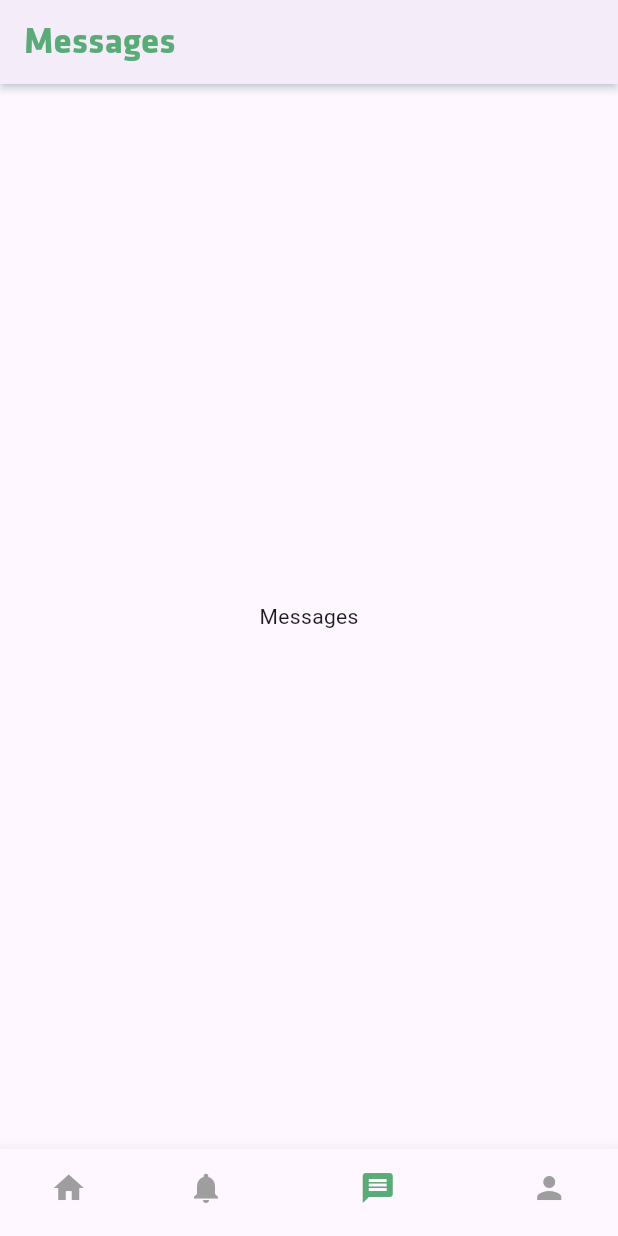
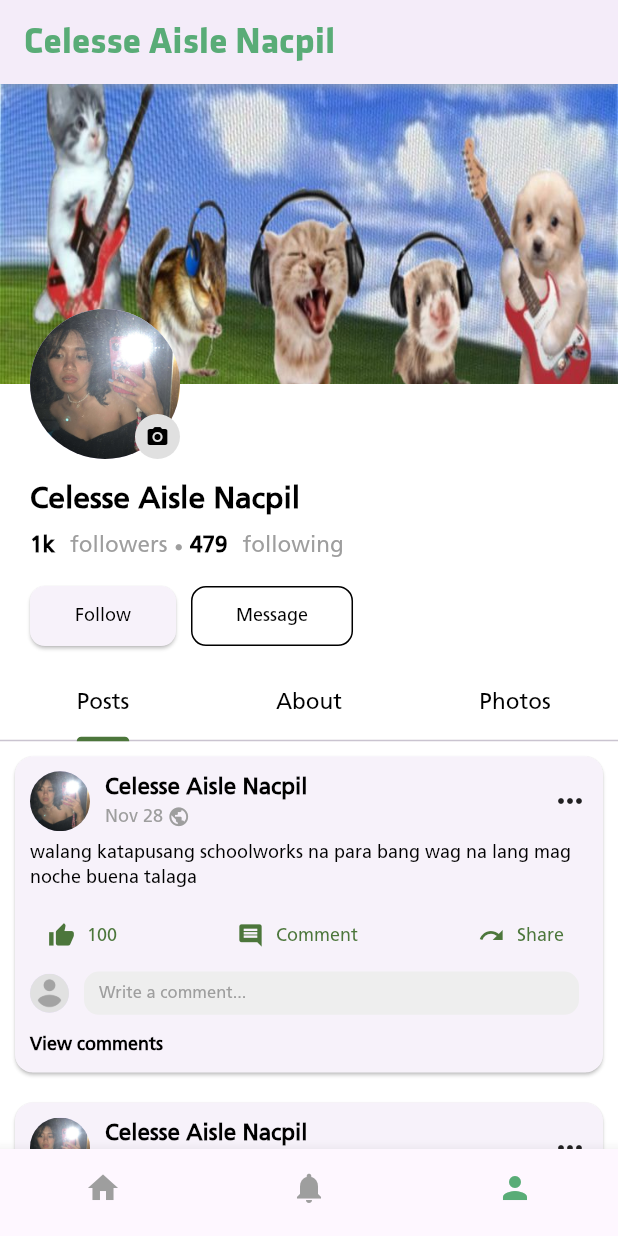
Before and after one commit to inthehallways/facebook-replica, a Flutter app: the screen it shows after launch, swiped to page 3, on a phone screen of 412 x 824 dp. Run offline on Flutter 3.47's test engine with Material 3 defaults, Android fonts, the phone set to English and light mode, and no system bars; our stand-ins replace flutter_screenutil.

Commit message:
feat: implement Profile Screen enhancements for Lab Activity 3
- Added Profile UI with cover photo and editable avatar
- Implemented Posts tab showing user posts
- Added About tab with personal info section
- Added Photos tab using GridView
- Integrated dynamic titles for Home/Notification/Profile

```diff
--- a/lib/screens/home_screen.dart
+++ b/lib/screens/home_screen.dart
@@ -3,6 +3,7 @@ import 'package:flutter_screenutil/flutter_screenutil.dart';
 import '../constants.dart';
 import '../screens/newsfeed_screen.dart';
 import '../screens/notification_screen.dart';
+import '../screens/profile_screen.dart';
 import '../widgets/custom_font.dart';
 
 class HomeScreen extends StatefulWidget {
@@ -16,12 +17,11 @@ class _HomeScreenState extends State<HomeScreen> {
   int _selectedIndex = 0;
   final PageController _pageController = PageController();
 
-  // Enhancement 2: Create a dynamic AppBar title
+  // Lab Act2 Enhancement 2: Create a dynamic AppBar title
   final List<String> _titles = [
     'mukhanglibro',
     'Notification',
-    'Messages',
-    'Profile',
+    'Celesse Aisle Nacpil', // Enhancement 1: Customize the profile name into your name
   ];
 
 
@@ -32,7 +32,7 @@ class _HomeScreenState extends State<HomeScreen> {
         shadowColor: FB_TEXT_COLOR_WHITE,
         elevation: 2,
         title: CustomFont(
-          text: _titles[_selectedIndex], // Enhancement 4: Change the App name into your own social media application name
+          text: _titles[_selectedIndex], // Lab Act2 Enhancement 4: Change the App name into your own social media application name
           fontSize: ScreenUtil().setSp(25),
           color: FB_PRIMARY,
           fontFamily: 'Klavika',
@@ -43,8 +43,7 @@ class _HomeScreenState extends State<HomeScreen> {
         children: const <Widget>[
           NewsFeedScreen(),
           NotificationScreen(),
-          Center(child: Text("Messages")),
-          Center(child: Text("Profile")),
+          ProfileScreen(),
         ],
         onPageChanged: (page) {
           setState((){
@@ -62,7 +61,6 @@ class _HomeScreenState extends State<HomeScreen> {
           BottomNavigationBarItem(icon: Icon(Icons.notifications), label: 'Notifications'),
 
           // Enhancement 3: Add more BottomNavigationBarItem
-          BottomNavigationBarItem(icon: Icon(Icons.message), label: 'Messages'),
           BottomNavigationBarItem(icon: Icon(Icons.person), label: 'Profile'),
         ],
 
--- a/lib/screens/newsfeed_screen.dart
+++ b/lib/screens/newsfeed_screen.dart
@@ -73,7 +73,7 @@ class NewsFeedScreen extends StatelessWidget {
       itemCount: posts.length,
       itemBuilder: (context, index) {
         final post = posts[index];
-        return NewsFeedCard(
+        return PostCard(
           userName: post['userName'],
           postContent: post['postContent'],
           numOfLikes: post['numOfLikes'],
--- a/lib/screens/profile_screen.dart
+++ b/lib/screens/profile_screen.dart
@@ -0,0 +1,313 @@
+import 'package:flutter/material.dart';
+import 'package:flutter_screenutil/flutter_screenutil.dart';
+import 'package:nacpil_mobprog/constants.dart';
+import '../widgets/post_card.dart';
+import 'package:nacpil_mobprog/widgets/custom_button.dart';
+import 'package:nacpil_mobprog/widgets/custom_font.dart';
+
+class ProfileScreen extends StatefulWidget {
+  const ProfileScreen({super.key});
+
+  @override
+  State<ProfileScreen> createState() => _ProfileScreenState();
+}
+
+class _ProfileScreenState extends State<ProfileScreen> {
+
+    // Enhancement 3: Reuse the formerly known newsfeed_card to recreate wall post or profile post
+    final List<Map<String, dynamic>> posts = const [
+        {
+        'userName': 'Celesse Aisle Nacpil',
+        'postContent': 'walang katapusang schoolworks na para bang wag na lang mag noche buena talaga',
+        'numOfLikes': 100,
+        'date': 'Nov 28',
+        'hasImage': false,
+        'profileImage': 'assets/images/aisle_dp.jpg'
+        },
+        {
+        'userName': 'AWS Learning Club - Legarda',
+        'postContent': 'the all-purpose kween has spoken!',
+        'numOfLikes': 1000,
+        'date': 'Nov 30',
+        'hasImage': true,
+        'profileImage': 'assets/images/aws_dp.jpg',
+        'postImage': 'assets/images/join-aws.png',
+        },
+        {
+        'userName': 'Celesse Aisle Nacpil',
+        'postContent': 'wala na uwian na corny na...',
+        'numOfLikes': 1000,
+        'date': 'Nov 30',
+        'hasImage': true,
+        'profileImage': 'assets/images/aisle_dp.jpg',
+        'postImage': 'assets/images/nakikisali.jpg',
+        },
+  ];
+
+  List<Map<String, dynamic>> get myPosts {
+    return posts
+        .where((post) => post['userName'] == 'Celesse Aisle Nacpil')
+        .toList();
+    } // End of Enhancement 3
+
+    final List<String> photos = [
+    'assets/images/nakikisali.jpg',
+    'assets/images/me.png',
+    'assets/images/pogi.jpg',
+    'assets/images/lewls.jpg',
+    'assets/images/webcamtoy.jpg',
+    'assets/images/463.png',
+    ];
+
+  @override
+  Widget build(BuildContext context) {
+    return DefaultTabController(
+        length: 3,
+        child: Container(
+            color: Colors.white,
+            child: SingleChildScrollView(
+                child: Column(
+                    crossAxisAlignment: CrossAxisAlignment.start,
+                    children: [
+                        Stack(
+                            clipBehavior: Clip.none,
+                             children: [
+                                Container(
+                                    height: 200,
+                                    decoration: BoxDecoration(
+                                        color: Colors.grey[300],
+                                        image: const DecorationImage(
+                                            image: AssetImage('assets/images/cover.jpg'), // Change cover photo
+                                            fit: BoxFit.cover,
+                                        ),
+                                    ),
+                                ),
+                                Positioned(
+                                    bottom: -50,
+                                    left: ScreenUtil().setWidth(20),
+                                    child: Stack(
+                                        alignment: Alignment.center,
+                                        children: [
+                                            const CircleAvatar(
+                                                radius: 50,
+                                                backgroundImage: AssetImage('assets/images/aisle_dp.jpg'), // Change profile picture
+                                            ),
+                                            Positioned(
+                                                bottom: 0,
+                                                right: 0,
+                                                child: CircleAvatar(
+                                                    radius: 15,
+                                                    backgroundColor: Colors.grey[300],
+                                                    child: const Icon(
+                                                        Icons.camera_alt,
+                                                        size: 16,
+                                                        color: Colors.black,
+                                                    ),
+                                                ),
+                                            ),
+                                        ],
+                                    ),
+                                ),
+                            ],
+                        ),
+                        SizedBox(height: ScreenUtil().setHeight(55)),
+                        Padding(
+                            padding:
+                                EdgeInsetsGeometry.symmetric(horizontal: ScreenUtil().setWidth(20)),
+                            child: Column(
+                                crossAxisAlignment: CrossAxisAlignment.start,
+                                children: [
+                                    CustomFont(
+                                        text: 'Celesse Aisle Nacpil', // Enhancement 1: Customize the profile name into your name
+                                        fontWeight: FontWeight.bold,
+                                        fontSize: ScreenUtil().setSp(20),
+                                        color: Colors.black,
+                                    ),
+                                    SizedBox(height: ScreenUtil().setHeight(5)),
+                                    Row(
+                                        children: [
+                                            CustomFont(
+                                                text: '1k', // Enhancement 2: Customize the number of followers and number of following
+                                                fontSize: ScreenUtil().setSp(15),
+                                                color: Colors.black,
+                                                fontWeight: FontWeight.bold,
+                                            ),
+                                            SizedBox(width: ScreenUtil().setWidth(10)),
+                                            CustomFont(
+                                                text: 'followers',
+                                                fontSize: ScreenUtil().setSp(15),
+                                                color: Colors.grey,
+                                                fontWeight: FontWeight.w100,
+                                            ),
+                                            SizedBox(width: ScreenUtil().setWidth(5)),
+                                            Icon(
+                                                Icons.circle,
+                                                size: ScreenUtil().setSp(5),
+                                                color: Colors.grey,
+                                            ),
+                                            SizedBox(width: ScreenUtil().setWidth(5)),
+                                            CustomFont(
+                                                text: '479', // Enhancement 2: Customize the number of followers and number of following
+                                                fontSize: ScreenUtil().setSp(15),
+                                                color: Colors.black,
+                                                fontWeight: FontWeight.bold,
+                                            ),
+                                            SizedBox(width: ScreenUtil().setWidth(10)),
+                                            CustomFont(
+                                                text: 'following',
+                                                fontSize: ScreenUtil().setSp(15),
+                                                color: Colors.grey,
+                                                fontWeight: FontWeight.w100,
+                                            ),
+                                        ],
+                                    ),
+                                    SizedBox(height: ScreenUtil().setHeight(10)),
+                                    Row(
+                                        children: [
+                                            CustomButton(
+                                                buttonName: 'Follow',
+                                                onPressed: () {},
+                                            ),
+                                            SizedBox(width: ScreenUtil().setWidth(10)),
+                                            CustomButton(
+                                                buttonName: 'Message',
+                                                onPressed: () {},
+                                                buttonType: 'outlined',
+                                            ),
+                                        ],
+                                    ),
+                                ],
+                            ),
+                        ),
+                        SizedBox(height: ScreenUtil().setHeight(10)),
+                        TabBar(
+                            indicatorColor: FB_DARK_PRIMARY,
+                            tabs: [
+                                Tab(
+                                    child: CustomFont(
+                                        text: 'Posts',
+                                        fontSize: ScreenUtil().setSp(15),
+                                        color: Colors.black,
+                                    ),
+                                ),
+                                Tab(
+                                    child: CustomFont(
+                                        text: 'About',
+                                        fontSize: ScreenUtil().setSp(15),
+                                        color: Colors.black,
+                                    ),
+                                ),
+                                Tab(
+                                    child: CustomFont(
+                                        text: 'Photos',
+                                        fontSize: ScreenUtil().setSp(15),
+                                        color: Colors.black,
+                                    ),
+                                ),
+                            ],
+                        ),
+                        SizedBox(
+                            height: ScreenUtil().setHeight(2000),
+                            child: TabBarView(
+                                children: [
+                                    // Post Section (Part of Enhancement 3)
+                                    ListView.builder(
+                                        shrinkWrap: true,
+                                        physics: const NeverScrollableScrollPhysics(),
+                                        itemCount: myPosts.length,
+                                        itemBuilder: (context, index) {
+                                            final post = myPosts[index];
+                                            return PostCard(
+                                            userName: post['userName'],
+                                            postContent: post['postContent'],
+                                            numOfLikes: post['numOfLikes'],
+                                            hasImage: post['hasImage'],
+                                            date: post['date'],
+                                            profileImage: post['profileImage'],
+                                            postImage: post['postImage'],
+                                            );
+                                        },
+                                    ),
+                                    // About Section (Enhancement 4: Create an About tab about yourself. Can be based on your own Facebook)
+                                    Padding(
+                                        padding: EdgeInsets.all(ScreenUtil().setSp(20)),
+                                        child: Column(
+                                            crossAxisAlignment: CrossAxisAlignment.start,
+                                            children: [
+                                            CustomFont(
+                                                text: 'About Me',
+                                                fontSize: ScreenUtil().setSp(18),
+                                                fontWeight: FontWeight.bold,
+                                                color: Colors.black,
+                                            ),
+                                            SizedBox(height: ScreenUtil().setHeight(10)),
+                                            CustomFont(
+                                                text:
+                                                    'always, in all ways',
+                                                fontSize: ScreenUtil().setSp(14),
+                                                color: Colors.black,
+                                            ),
+                                            SizedBox(height: ScreenUtil().setHeight(15)),
+                                            Divider(),
+                                            SizedBox(height: ScreenUtil().setHeight(10)),
+                                            Row(
+                                                children: [
+                                                Icon(Icons.school, color: Colors.grey),
+                                                SizedBox(width: ScreenUtil().setWidth(10)),
+                                                CustomFont(
+                                                    text: 'National University Philippines',
+                                                    fontSize: ScreenUtil().setSp(14),
+                                                    color: Colors.black,
+                                                ),
+                                                ],
+                                            ),
+                                            SizedBox(height: ScreenUtil().setHeight(10)),
+                                            Row(
+                                                children: [
+                                                Icon(Icons.location_on, color: Colors.grey),
+                                                SizedBox(width: ScreenUtil().setWidth(10)),
+                                                CustomFont(
+                                                    text: 'Dasmariñas City, Cavite, Philippines',
+                                                    fontSize: ScreenUtil().setSp(14),
+                                                    color: Colors.black,
+                                                ),
+                                                ],
+                                            ),
+                                            ],
+                                        ),
+                                    ),
+                                    // Photos Section (Enhancement 5: Use GridView class to create photos tab)
+                                    Padding (
+                                        padding: EdgeInsets.all(ScreenUtil().setSp(10)),
+                                        child: GridView.builder(
+                                            physics: const NeverScrollableScrollPhysics(),
+                                            shrinkWrap: true,
+                                            itemCount: photos.length,
+                                            gridDelegate: const SliverGridDelegateWithFixedCrossAxisCount(
+                                            crossAxisCount: 3,
+                                            crossAxisSpacing: 5,
+                                            mainAxisSpacing: 5,
+                                            ),
+                                        itemBuilder: (context, index) {
+                                            return Container(
+                                                decoration: BoxDecoration(
+                                                borderRadius: BorderRadius.circular(5),
+                                                image: DecorationImage(
+                                                    image: AssetImage(photos[index]),
+                                                    fit: BoxFit.cover,
+                                                ),
+                                                ),
+                                            );
+                                        },
+                                        ),
+                                    )
+                                ],
+                            ),
+                        ),
+                    ],
+                ),
+            ),
+        ),
+    );
+  }
+}
--- a/lib/widgets/custom_button.dart
+++ b/lib/widgets/custom_button.dart
@@ -0,0 +1,81 @@
+import 'package:flutter/material.dart';
+import 'package:flutter_screenutil/flutter_screenutil.dart';
+import 'package:nacpil_mobprog/widgets/custom_font.dart';
+
+// ignore: must_be_immutable
+class CustomButton extends StatefulWidget {
+  late String buttonType, buttonName;
+  late Color fontColor, outlineColor;
+  late dynamic onPressed;
+
+  CustomButton(
+    {super.key,
+    this.buttonType = 'elevated',
+    required this.buttonName,
+    this.fontColor = Colors.black,
+    required this.onPressed,
+    this.outlineColor = Colors.black});
+
+  @override
+  State<CustomButton> createState() => _CustomButtonState();
+}
+
+class _CustomButtonState extends State<CustomButton> {
+  @override
+  Widget build(BuildContext context) {
+    widget.buttonType == widget.buttonType.toLowerCase();
+    if (widget.buttonType == 'outlined') {
+      return OutlinedButton(
+        onPressed: widget.onPressed,
+        style: OutlinedButton.styleFrom(
+          padding: EdgeInsets.symmetric(
+            horizontal: ScreenUtil().setWidth(30),
+            vertical: ScreenUtil().setHeight(10),
+          ),
+          shape: RoundedRectangleBorder(
+            borderRadius: BorderRadius.circular(10),
+          ),
+          side: BorderSide(color: widget.outlineColor),
+        ),
+        child: CustomFont(
+          text: widget.buttonName,
+          fontSize: ScreenUtil().setSp(12),
+          color: widget.fontColor),
+      );
+    } else if (widget.buttonType == 'text') {
+      return TextButton(
+        onPressed: widget.onPressed,
+        style: TextButton.styleFrom(
+          padding: EdgeInsets.symmetric(
+            horizontal: ScreenUtil().setWidth(30),
+            vertical: ScreenUtil().setHeight(10),
+          ),
+          shape: RoundedRectangleBorder(
+            borderRadius: BorderRadius.circular(10),
+          ),
+        ),
+        child: CustomFont(
+          text: widget.buttonName,
+          fontSize: ScreenUtil().setSp(12),
+          color: widget.fontColor),
+          );
+    } else {
+      return ElevatedButton(
+        onPressed: widget.onPressed,
+        style: ElevatedButton.styleFrom(
+          padding: EdgeInsets.symmetric(
+            horizontal: ScreenUtil().setWidth(30),
+            vertical: ScreenUtil().setHeight(10),
+          ),
+          shape: RoundedRectangleBorder(
+            borderRadius: BorderRadius.circular(10),
+          ),
+        ),
+          child: CustomFont(
+          text: widget.buttonName,
+          fontSize: ScreenUtil().setSp(12),
+          color: widget.fontColor),
+      );
+    }
+  }
+}
--- a/lib/widgets/post_card.dart
+++ b/lib/widgets/post_card.dart
@@ -3,7 +3,7 @@ import 'package:flutter_screenutil/flutter_screenutil.dart';
 import '../constants.dart';
 import 'custom_font.dart';
 
-class NewsFeedCard extends StatelessWidget {
+class PostCard extends StatelessWidget {
   final String userName;
   final String postContent;
   final String date;
@@ -14,7 +14,7 @@ class NewsFeedCard extends StatelessWidget {
   final bool hasImage;
   final String? profileImage;
   final String? postImage;
-  const NewsFeedCard({
+  const PostCard({
     super.key,
     required this.userName,
     required this.postContent,
```
Also changed, not shown: assets/images/463.png (added), assets/images/cover.jpg (added), assets/images/lewls.jpg (added), assets/images/me.png (added), assets/images/pogi.jpg (added), assets/images/webcamtoy.jpg (added).
